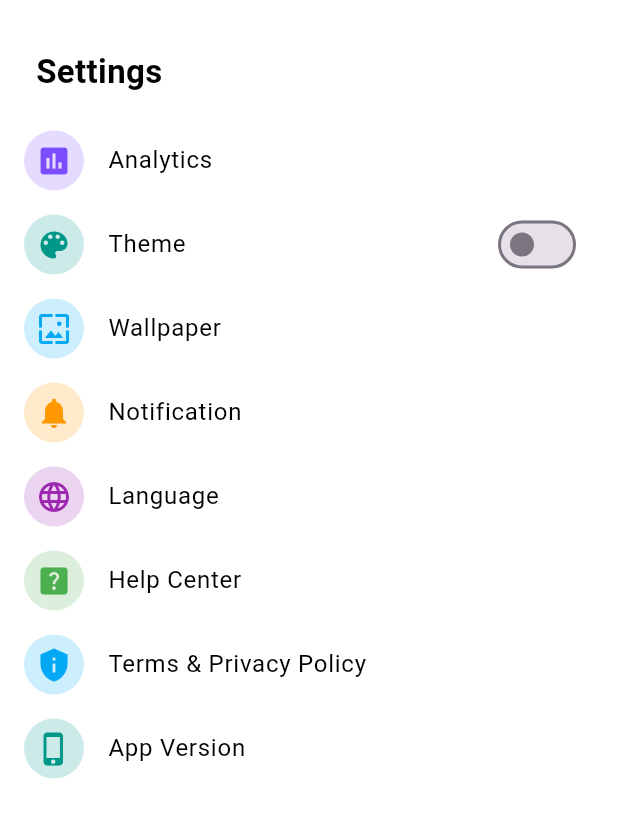
After one commit to Rajesh2431/ai_chatbot, a Flutter app: the DashboardScreen screen opened by its route, after a tap on the "settings" icon, on a phone screen of 412 x 824 dp. The commit adds this screen. Shown: the top 818 px of the screen. Run offline on Flutter 3.47's test engine with Material 3 defaults, Android fonts, the phone set to English and light mode, and no system bars; our stand-ins replace flutter_tts, just_audio, permission_handler, shared_preferences, speech_to_text, table_calendar; missing offline and left inert: animated_emoji, audio_session, flutter_sound; accounts and stored records are empty.

Commit message:
settings and journal

```diff
--- /dev/null
+++ b/lib/screens/Settings_screen.dart
@@ -0,0 +1,135 @@
+import 'package:flutter/material.dart';
+
+import 'package:flutter/material.dart';
+
+class SettingsScreen extends StatefulWidget {
+  const SettingsScreen({super.key});
+
+  @override
+  State<SettingsScreen> createState() => _SettingsScreenState();
+}
+
+class _SettingsScreenState extends State<SettingsScreen> {
+  bool isDarkMode = false;
+
+
+  final List<Map<String, dynamic>> settings = [
+    {
+      "icon": Icons.insert_chart,
+      "label": "Analytics",
+      "color": Colors.deepPurpleAccent,
+    },
+    {
+      "icon": Icons.color_lens,
+      "label": "Theme",
+      "color": Colors.teal,
+      "isToggle": true,
+    },
+    {
+      "icon": Icons.wallpaper,
+      "label": "Wallpaper",
+      "color": Colors.lightBlue,
+    },
+    {
+      "icon": Icons.notifications,
+      "label": "Notification",
+      "color": Colors.orange,
+    },
+    {
+      "icon": Icons.language,
+      "label": "Language",
+      "color": Colors.purple,
+    },
+    {
+      "icon": Icons.help_center,
+      "label": "Help Center",
+      "color": Colors.green,
+    },
+    {
+      "icon": Icons.privacy_tip,
+      "label": "Terms & Privacy Policy",
+      "color": Colors.lightBlue,
+    },
+    {
+      "icon": Icons.phone_iphone,
+      "label": "App Version",
+      "color": Colors.teal,
+    },
+  ];
+
+  void toggleTheme(bool value) {
+    setState(() {
+      isDarkMode = value;
+    });
+    // You can add additional logic here to persist the theme preference or notify other parts of the app
+  }
+
+  @override
+  Widget build(BuildContext context) {
+    return Scaffold(
+      backgroundColor: isDarkMode ? Colors.black : Colors.white,
+      body: SafeArea(
+        child: Column(
+          children: [
+            /// Top Bar
+            Padding(
+              padding: const EdgeInsets.symmetric(horizontal: 16.0, vertical: 12),
+              child: Row(
+                mainAxisAlignment: MainAxisAlignment.spaceBetween,
+                children: [
+                  // Removed CircleAvatar with eye icon
+                  // Removed CircleAvatar with profile image
+                ],
+              ),
+            ),
+
+            /// Settings Title
+            Padding(
+              padding: const EdgeInsets.only(left: 24.0, top: 8.0, bottom: 16),
+              child: Align(
+                alignment: Alignment.centerLeft,
+                child: Text(
+                  "Settings",
+                  style: TextStyle(
+                    fontSize: 22,
+                    fontWeight: FontWeight.bold,
+                    color: isDarkMode ? Colors.white : Colors.black,
+                  ),
+                ),
+              ),
+            ),
+
+            /// Settings List
+            Expanded(
+              child: ListView.builder(
+                itemCount: settings.length,
+                itemBuilder: (context, index) {
+                  final item = settings[index];
+                  return ListTile(
+                    leading: CircleAvatar(
+                      backgroundColor: item['color'].withOpacity(0.2),
+                      child: Icon(item['icon'], color: item['color']),
+                    ),
+                    title: Text(
+                      item['label'],
+                      style: TextStyle(color: isDarkMode ? Colors.white : Colors.black),
+                    ),
+                    trailing: item['isToggle'] == true
+                        ? Switch(
+                            value: isDarkMode,
+                            onChanged: toggleTheme,
+                          )
+                        : null,
+                    onTap: () {
+                      // Handle tap
+                    },
+                  );
+                },
+              ),
+            ),
+          ],
+        ),
+      ),
+    );
+  }
+}
--- a/lib/screens/dashboard_screen.dart
+++ b/lib/screens/dashboard_screen.dart
@@ -4,6 +4,8 @@ import '../screens/chat_screen.dart';
 import '../screens/voicechat_screen.dart';
 import '../screens/game_selection.dart';
 import '../screens/avatar_selection_screen.dart';
+import 'Settings_screen.dart';
+
 
 class DashboardScreen extends StatefulWidget {
   const DashboardScreen({super.key});
@@ -39,6 +41,16 @@ class _DashboardScreenState extends State<DashboardScreen> {
               Navigator.push(
                 context,
                 MaterialPageRoute(builder: (_) => AvatarSelectionScreen()),
+              );
+            },
+          ),
+          IconButton(
+            icon: const Icon(Icons.settings, color: Colors.white),
+            tooltip: 'Settings',
+            onPressed: () {
+              Navigator.push(
+                context,
+                MaterialPageRoute(builder: (_) => SettingsScreen()),
               );
             },
           ),
@@ -91,7 +103,7 @@ class _DashboardScreenState extends State<DashboardScreen> {
                           onTap: () {
                             Navigator.push(
                               context,
-                        MaterialPageRoute(builder: (_) => const ChatScreen()),
+                              MaterialPageRoute(builder: (_) => ChatScreen()),
                             );
                           },
                         ),
@@ -105,7 +117,7 @@ class _DashboardScreenState extends State<DashboardScreen> {
                             Navigator.push(
                               context,
                               MaterialPageRoute(
-                          builder: (_) => const VoiceChatScreen(),
+                                builder: (_) => VoiceChatScreen(),
                               ),
                             );
                           },
@@ -133,7 +145,7 @@ class _DashboardScreenState extends State<DashboardScreen> {
                           onTap: () {
                             Navigator.push(
                               context,
-                        MaterialPageRoute(builder: (_) => const GameSelectionScreen()),
+                              MaterialPageRoute(builder: (_) => GameSelectionScreen()),
                             );
                           },
                         ),
--- a/lib/screens/journal_screen.dart
+++ b/lib/screens/journal_screen.dart
@@ -245,6 +245,20 @@ class _JournalScreenState extends State<JournalScreen>
                       calendarBuilders: CalendarBuilders(
                         markerBuilder: (context, date, events) {
                           if (events.isNotEmpty) {
+                            final mood = (events.first as JournalEntry).mood;
+                            if (mood != null && _moodEmojis.containsKey(mood)) {
+                              return Positioned(
+                                bottom: 1,
+                                child: SizedBox(
+                                  width: 20,
+                                  height: 20,
+                                  child: AnimatedEmoji(
+                                    _moodEmojis[mood]!,
+                                    size: 20,
+                                  ),
+                                ),
+                              );
+                            } else {
                               return Positioned(
                                 bottom: 1,
                                 child: Container(
@@ -256,6 +270,7 @@ class _JournalScreenState extends State<JournalScreen>
                                   ),
                                 ),
                               );
+                            }
                           }
                           return null;
                         },
@@ -273,7 +288,12 @@ class _JournalScreenState extends State<JournalScreen>
                     ),
                   ),
                 const SizedBox(height: 20),
-                if (_emojiVisible)
+                if (_emojiVisible) ...[
+                  const Text(
+                    'Choose your mood',
+                    style: TextStyle(fontSize: 18, fontWeight: FontWeight.bold, color: Color.fromARGB(221, 46, 46, 46)),
+                  ),
+                  const SizedBox(height: 8),
                   Container(
                     padding: const EdgeInsets.symmetric(horizontal: 12, vertical: 8),
                     decoration: BoxDecoration(
@@ -338,6 +358,7 @@ class _JournalScreenState extends State<JournalScreen>
                             }).toList(),
                           ),
                   ),
+                ],
                 if (_emojiSelected) ...[
                   const SizedBox(height: 16),
                   const Text("Add your memories as text or record audio."),
```
Also changed, not shown: 1 other file. Lines whose indentation alone changed are shown as unchanged.
